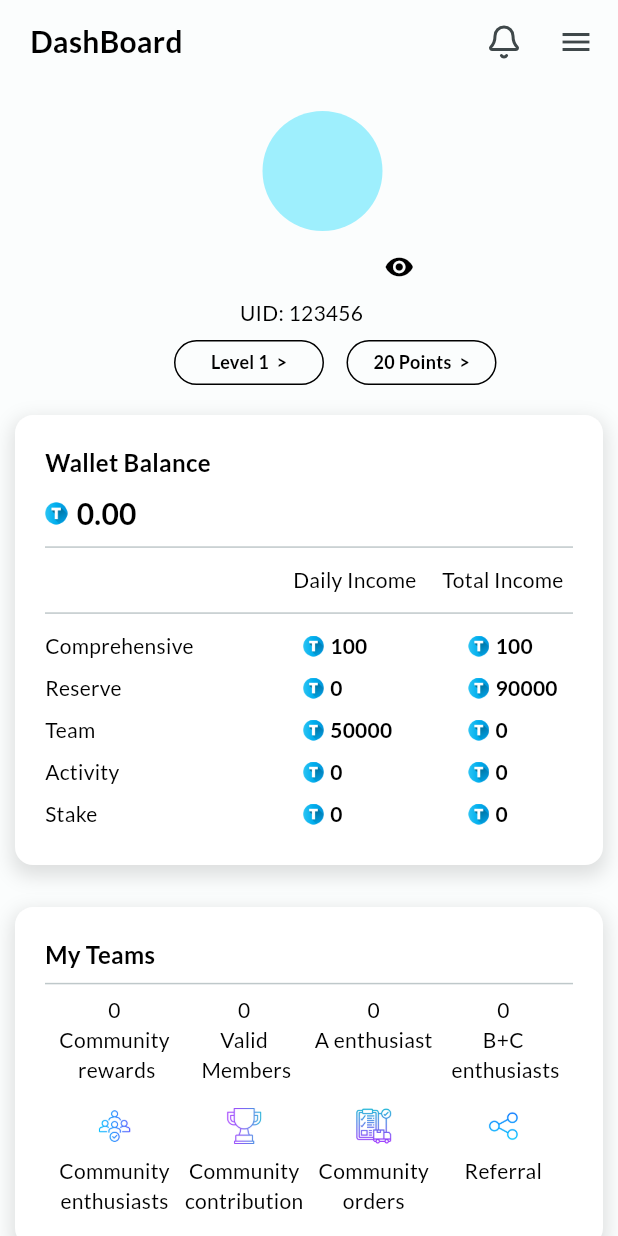
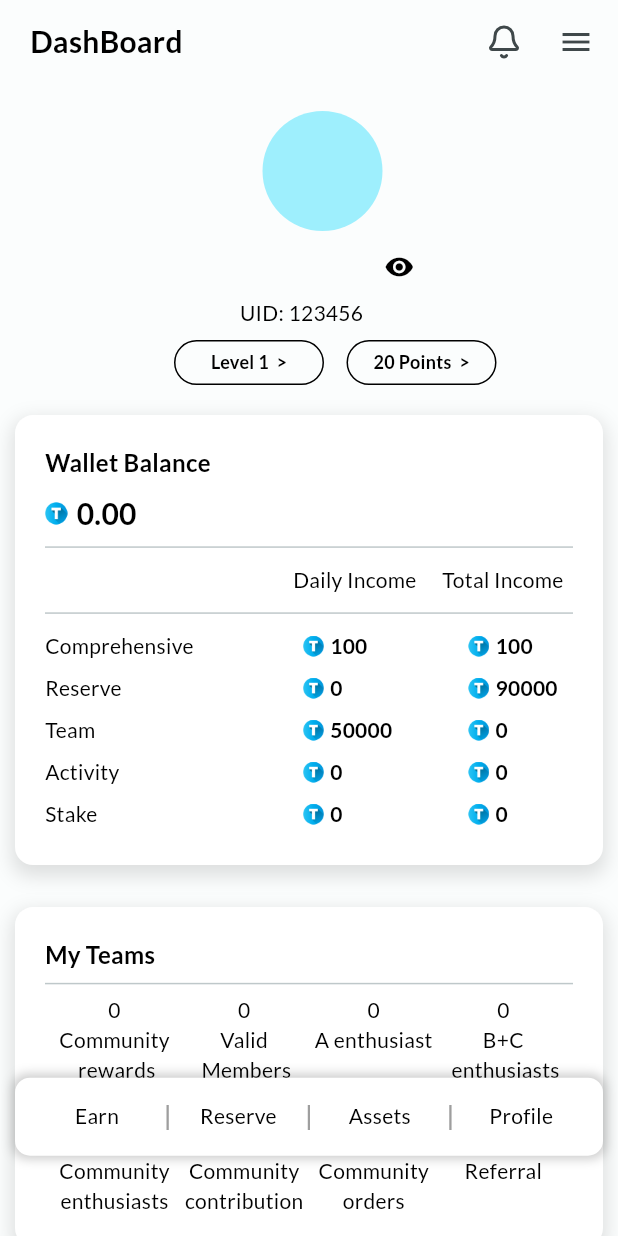
Before and after one commit to Sukhmeetsingh306/NFT_Trading, a Flutter app: the DashboardAccount screen opened directly, on a phone screen of 412 x 824 dp. Run offline on Flutter 3.47's test engine with Material 3 defaults, Android fonts, the phone set to English and light mode, and no system bars; our stand-ins replace google_fonts, intl_phone_field, lucide_icons, shared_preferences; accounts and stored records are empty.

Commit message:
edited the code

```diff
--- a/frontend/lib/screens/account/dashboard_account.dart
+++ b/frontend/lib/screens/account/dashboard_account.dart
@@ -8,6 +8,7 @@ import 'package:shared_preferences/shared_preferences.dart';
 
 import '../../core/background_core.dart';
 import '../../utils/code/detector_code.dart';
+import '../../utils/code/floating_code.dart';
 import '../../utils/navigation_utils.dart';
 import 'reserve_account.dart';
 
@@ -46,7 +47,9 @@ class _DashboardAccountState extends State<DashboardAccount> {
     return Scaffold(
       appBar: appBarCode("DashBoard"),
       endDrawer: endDrawer(context),
-      body: Background(
+      body: Stack(
+        children: [
+          Background(
             child: SafeArea(
               child: SingleChildScrollView(
                 child: Column(
@@ -85,8 +88,8 @@ class _DashboardAccountState extends State<DashboardAccount> {
                               ),
                               Padding(
                                 padding: EdgeInsets.only(
-                                bottom:
-                                    MediaQuery.of(context).size.height * 0.03),
+                                    bottom: MediaQuery.of(context).size.height *
+                                        0.03),
                                 child: IconButton(
                                   onPressed: () {
                                     setState(() {
@@ -206,7 +209,8 @@ class _DashboardAccountState extends State<DashboardAccount> {
                           Column(
                             children: [
                               Row(
-                            mainAxisAlignment: MainAxisAlignment.spaceEvenly,
+                                mainAxisAlignment:
+                                    MainAxisAlignment.spaceEvenly,
                                 crossAxisAlignment: CrossAxisAlignment.center,
                                 children: [
                                   teamColumn('0', 'Community\n rewards'),
@@ -217,7 +221,8 @@ class _DashboardAccountState extends State<DashboardAccount> {
                               ),
                               sizedBoxH15(),
                               Row(
-                            mainAxisAlignment: MainAxisAlignment.spaceEvenly,
+                                mainAxisAlignment:
+                                    MainAxisAlignment.spaceEvenly,
                                 crossAxisAlignment: CrossAxisAlignment.center,
                                 children: [
                                   teamColumnImage(
@@ -258,7 +263,8 @@ class _DashboardAccountState extends State<DashboardAccount> {
                           Column(
                             children: [
                               Row(
-                            mainAxisAlignment: MainAxisAlignment.spaceEvenly,
+                                mainAxisAlignment:
+                                    MainAxisAlignment.spaceEvenly,
                                 crossAxisAlignment: CrossAxisAlignment.center,
                                 children: [
                                   teamColumn('0', 'Orders'),
@@ -269,7 +275,8 @@ class _DashboardAccountState extends State<DashboardAccount> {
                               ),
                               sizedBoxH15(),
                               Row(
-                            mainAxisAlignment: MainAxisAlignment.spaceEvenly,
+                                mainAxisAlignment:
+                                    MainAxisAlignment.spaceEvenly,
                                 crossAxisAlignment: CrossAxisAlignment.center,
                                 children: [
                                   teamColumnImage(
@@ -317,7 +324,8 @@ class _DashboardAccountState extends State<DashboardAccount> {
                           Column(
                             children: [
                               Row(
-                            mainAxisAlignment: MainAxisAlignment.spaceEvenly,
+                                mainAxisAlignment:
+                                    MainAxisAlignment.spaceEvenly,
                                 crossAxisAlignment: CrossAxisAlignment.center,
                                 children: [
                                   teamColumnImage(
@@ -344,12 +352,15 @@ class _DashboardAccountState extends State<DashboardAccount> {
                       ),
                     ),
                     SizedBox(
-                  height: 10,
+                      height: MediaQuery.of(context).size.height * .085,
                     ),
                   ],
                 ),
               ),
             ),
+          ),
+          floatingRowCode(context),
+        ],
       ),
     );
   }
--- a/frontend/lib/screens/assets_screen.dart
+++ b/frontend/lib/screens/assets_screen.dart
@@ -120,6 +120,9 @@ class _AssetsScreenState extends State<AssetsScreen> {
                       AppTextButton(buttonText: 'Deposit', onPressed: () {}),
                       sizedBoxH8(),
                       containerWhite(_buildHistorySection()),
+                      SizedBox(
+                        height: MediaQuery.of(context).size.height * .085,
+                      ),
                     ],
                   ),
                 ),
```
Lines whose indentation alone changed are shown as unchanged.
